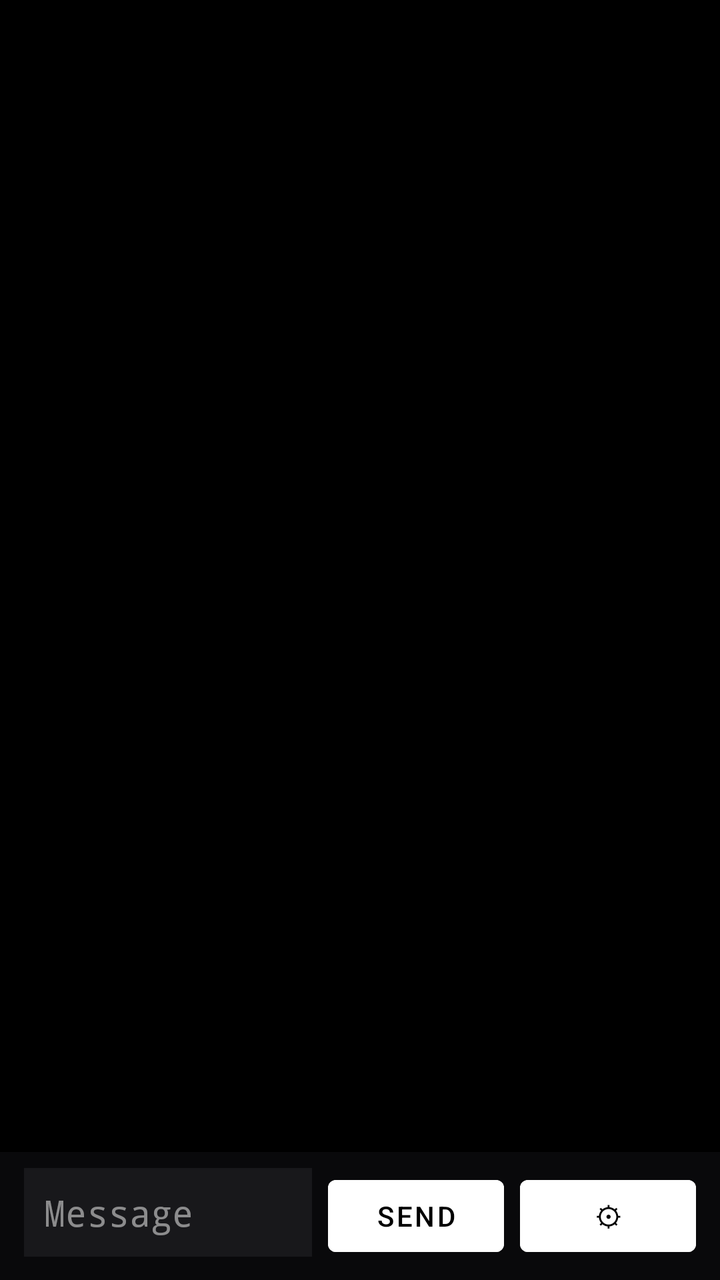
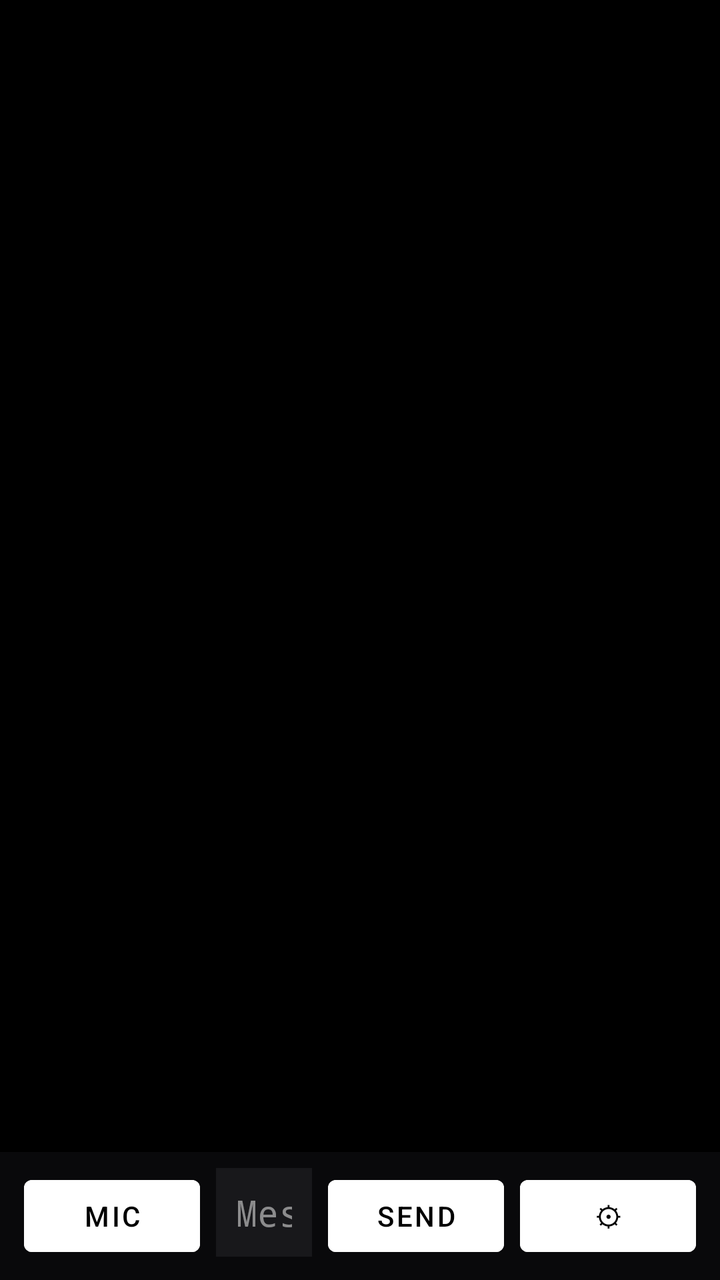

Two renders of the same Android screen: before a commit and after it. Below are the layout's source before the change and the commit's diff.
<!-- AndroidManifest.xml: fallback theme Theme.MaterialComponents.DayNight.NoActionBar -->
<!-- res/layout/activity_thread.xml -->
<?xml version="1.0" encoding="utf-8"?>
<LinearLayout xmlns:android="http://schemas.android.com/apk/res/android"
    android:id="@+id/thread_root"
    android:layout_width="match_parent"
    android:layout_height="match_parent"
    android:orientation="vertical"
    android:background="#000000">

    
    <androidx.recyclerview.widget.RecyclerView
        android:id="@+id/message_list"
        android:layout_width="match_parent"
        android:layout_height="0dp"
        android:layout_weight="1"
        android:padding="12dp"
        android:clipToPadding="false" />

    
    <LinearLayout
        android:id="@+id/compose_bar"
        android:layout_width="match_parent"
        android:layout_height="wrap_content"
        android:orientation="horizontal"
        android:background="#09090B"
        android:paddingStart="12dp"
        android:paddingEnd="12dp"
        android:paddingTop="8dp"
        android:paddingBottom="8dp">

        <EditText
            android:id="@+id/compose_input"
            android:layout_width="0dp"
            android:layout_height="wrap_content"
            android:layout_weight="1"
            android:hint="Message"
            android:textColor="#E6FFFFFF"
            android:textColorHint="#80FFFFFF"
            android:fontFamily="monospace"
            android:background="#18181B"
            android:padding="10dp"
            android:inputType="textShortMessage"
            android:maxLines="4" />

        <Button
            android:id="@+id/send_button"
            android:layout_width="wrap_content"
            android:layout_height="wrap_content"
            android:layout_marginStart="8dp"
            android:text="Send"
            android:textColor="#000000"
            android:backgroundTint="#FFFFFF" />

        
        <Button
            android:id="@+id/settings_button"
            android:layout_width="wrap_content"
            android:layout_height="wrap_content"
            android:layout_marginStart="8dp"
            android:text="⚙"
            android:textColor="#000000"
            android:backgroundTint="#FFFFFF" />
    </LinearLayout>

</LinearLayout>
<!-- resources referenced by this layout -->
<resources>

</resources>

<!-- the commit's change to res/layout/activity_thread.xml (unified diff, before → after) -->
@@ -26,6 +26,15 @@
         android:paddingEnd="12dp"
         android:paddingTop="8dp"
         android:paddingBottom="8dp">
+
+        <Button
+            android:id="@+id/dictation_button"
+            android:layout_width="wrap_content"
+            android:layout_height="wrap_content"
+            android:layout_marginEnd="8dp"
+            android:text="Mic"
+            android:textColor="#000000"
+            android:backgroundTint="#FFFFFF" />
 
         <EditText
             android:id="@+id/compose_input"
